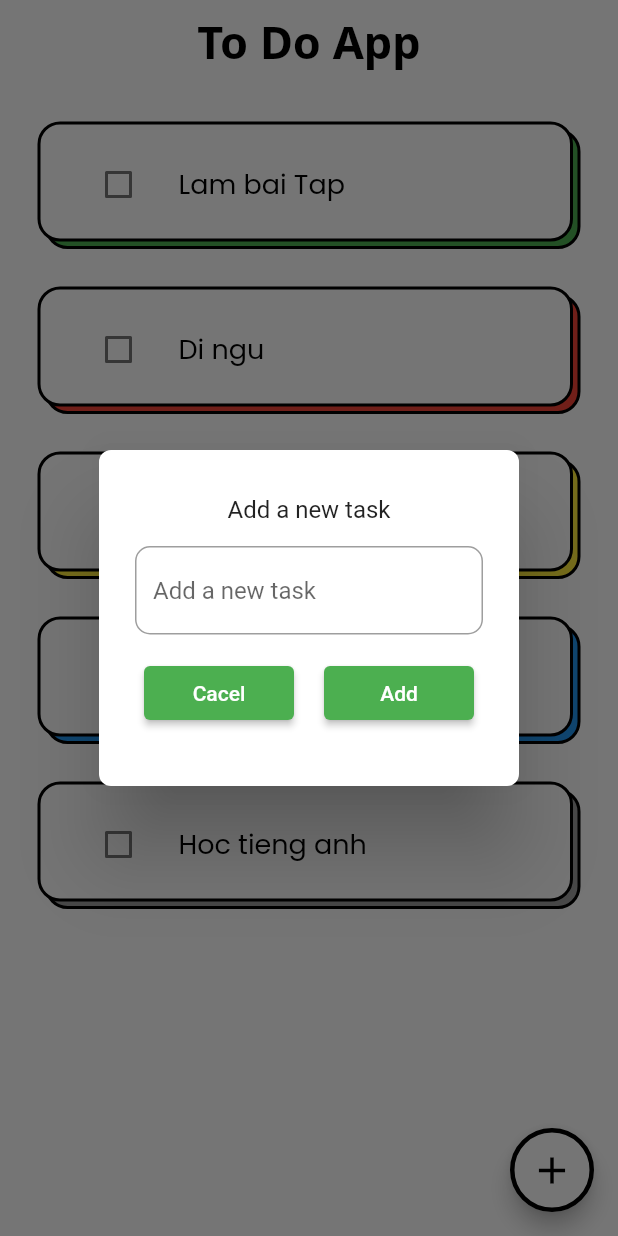
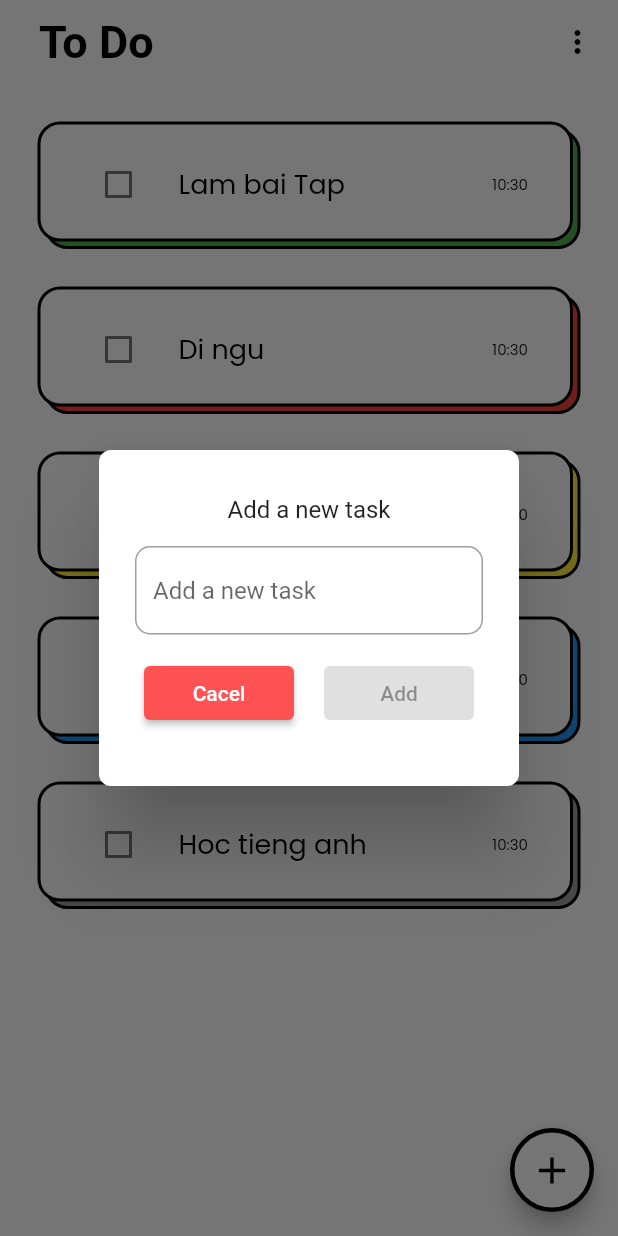
Before and after one commit to minhphan46/flutter_sharing, a Flutter app: the screen it shows after launch, after a tap on the "add" icon, on a phone screen of 412 x 824 dp. Run offline on Flutter 3.47's test engine with Material 2 defaults, Android fonts, the phone set to English and light mode, and no system bars; drawn by our look-alikes of flutter_slidable; our stand-ins replace get, google_fonts.

Commit message:
update task

```diff
--- a/lib/models/task.dart
+++ b/lib/models/task.dart
@@ -2,13 +2,14 @@ import 'package:flutter/material.dart';
 import 'package:get/get.dart';
 
 class Task extends GetxController {
-  final RxString? id;
+  RxString? id = DateTime.now().toString().obs;
   final RxString? title;
   final RxBool done;
   final Rx<Color>? color;
+  Rx<DateTime> date = DateTime.now().obs;
 
   Task({
-    required this.id,
+    this.id,
     required this.title,
     required this.done,
     required this.color,
@@ -17,4 +18,8 @@ class Task extends GetxController {
   void changeDone() {
     done.value = !done.value;
   }
+
+  void updateTitle(String newtitle) {
+    title!.value = newtitle;
+  }
 }
--- a/lib/screens/home_screen.dart
+++ b/lib/screens/home_screen.dart
@@ -6,13 +6,8 @@ import 'package:flutter_sharing/widgets/task_card.dart';
 import 'package:get/get.dart';
 import 'package:google_fonts/google_fonts.dart';
 
-class HomeScreen extends StatefulWidget {
-  @override
-  State<HomeScreen> createState() => _HomeScreenState();
-}
-
-class _HomeScreenState extends State<HomeScreen> {
-  Tasks _myListTasks = new Tasks();
+class HomeScreen extends StatelessWidget {
+  final Tasks _myListTasks = Tasks();
 
   final _controler = TextEditingController();
 
@@ -20,7 +15,10 @@ class _HomeScreenState extends State<HomeScreen> {
     _myListTasks.deleteTask(task);
   }
 
-  void saveTask() {}
+  void saveTask() {
+    _myListTasks.addTask(_controler.text);
+    _controler.clear();
+  }
 
   void createTask(BuildContext ctx) {
     showDialog(
@@ -29,6 +27,7 @@ class _HomeScreenState extends State<HomeScreen> {
       builder: (ctx) => MyDiaLog(
         controler: _controler,
         onSave: saveTask,
+        title: "Add a new task",
       ),
     );
   }
@@ -38,28 +37,33 @@ class _HomeScreenState extends State<HomeScreen> {
     return Scaffold(
       backgroundColor: Colors.white,
       appBar: AppBar(
-        title: Text(
-          "To Do App",
-          style: GoogleFonts.notoSans(
-            color: Colors.black,
-            fontWeight: FontWeight.bold,
-            fontSize: 30,
+        title: Padding(
+          padding: const EdgeInsets.symmetric(horizontal: 10),
+          child: Text(
+            "To Do",
+            style: GoogleFonts.gothicA1(
+              color: Colors.black,
+              fontWeight: FontWeight.bold,
+              fontSize: 30,
+            ),
           ),
         ),
-        centerTitle: true,
+        //centerTitle: true,
+        actions: const [
+          Padding(
+            padding: EdgeInsets.symmetric(horizontal: 15),
+            child: Icon(
+              Icons.more_vert,
+              color: Colors.black,
+            ),
+          )
+        ],
         elevation: 0,
         backgroundColor: Colors.white,
       ),
       floatingActionButton: FloatingActionButton(
         onPressed: () {
-          showDialog(
-            context: context,
-            useRootNavigator: false,
-            builder: (ctx) => MyDiaLog(
-              controler: _controler,
-              onSave: saveTask,
-            ),
-          );
+          createTask(context);
         },
         backgroundColor: Colors.white,
         shape: const StadiumBorder(
--- a/lib/widgets/my_dialog.dart
+++ b/lib/widgets/my_dialog.dart
@@ -1,10 +1,19 @@
 import 'package:flutter/material.dart';
 import 'package:google_fonts/google_fonts.dart';
 
-class MyDiaLog extends StatelessWidget {
+class MyDiaLog extends StatefulWidget {
+  final String title;
   final controler;
   final Function onSave;
-  MyDiaLog({this.controler, required this.onSave});
+  MyDiaLog({this.controler, required this.onSave, required this.title});
+
+  @override
+  State<MyDiaLog> createState() => _MyDiaLogState();
+}
+
+class _MyDiaLogState extends State<MyDiaLog> {
+  bool isNull = true;
+
   @override
   Widget build(BuildContext context) {
     return AlertDialog(
@@ -16,19 +25,27 @@ class MyDiaLog extends StatelessWidget {
         height: 180,
         child: Column(
           children: [
-            const Padding(
-              padding: EdgeInsets.all(10),
-              child: Text("Add a new task"),
+            Padding(
+              padding: const EdgeInsets.all(10),
+              child: Text(widget.title),
             ),
             const SizedBox(height: 5),
             TextField(
-              controller: controler,
+              controller: widget.controler,
               decoration: const InputDecoration(
                 border: OutlineInputBorder(
                   borderRadius: BorderRadius.all(Radius.circular(10)),
                 ),
                 hintText: "Add a new task",
               ),
+              onChanged: (value) {
+                setState(() {
+                  if (value.trim() == "")
+                    isNull = true;
+                  else
+                    isNull = false;
+                });
+              },
             ),
             const SizedBox(height: 15),
             Row(
@@ -42,7 +59,7 @@ class MyDiaLog extends StatelessWidget {
                     },
                     child: Text("Cacel"),
                     style: ElevatedButton.styleFrom(
-                      primary: Colors.green, // mau button
+                      primary: Colors.redAccent, // mau button
                       onPrimary: Colors.white, // mau chu
                     ),
                   ),
@@ -51,10 +68,12 @@ class MyDiaLog extends StatelessWidget {
                 Container(
                   width: 100,
                   child: ElevatedButton(
-                    onPressed: () {
-                      onSave();
-                      Navigator.of(context).pop();
-                    },
+                    onPressed: isNull
+                        ? null
+                        : () {
+                            widget.onSave();
+                            Navigator.of(context).pop();
+                          },
                     child: Text("Add"),
                     style: ElevatedButton.styleFrom(
                       primary: Colors.green, // mau button
--- a/lib/widgets/task_card.dart
+++ b/lib/widgets/task_card.dart
@@ -1,13 +1,47 @@
 import 'package:flutter/material.dart';
+import 'package:flutter_sharing/widgets/my_dialog.dart';
 import 'package:flutter_slidable/flutter_slidable.dart';
 import 'package:get/get.dart';
 import 'package:google_fonts/google_fonts.dart';
+import 'package:intl/intl.dart';
 import '../models/task.dart';
 
 class TaskCard extends StatelessWidget {
   final Task task;
   final Function deleteTask;
   TaskCard(this.task, this.deleteTask);
+
+  String getDate() {
+    final now = DateTime.now();
+    final today = DateTime(now.year, now.month, now.day);
+
+    final dateToCheck = task.date.value;
+    final aDate =
+        DateTime(dateToCheck.year, dateToCheck.month, dateToCheck.day);
+    if (aDate == today) {
+      return DateFormat('kk:mm').format(task.date.value);
+    }
+    return DateFormat('kk:mm - MM/dd').format(task.date.value);
+  }
+
+  final _titleControler = TextEditingController();
+  void updateTitle() {
+    task.updateTitle(_titleControler.text);
+    _titleControler.clear();
+  }
+
+  void createTask(BuildContext ctx) {
+    _titleControler.text = task.title!.value;
+    showDialog(
+      context: ctx,
+      useRootNavigator: false,
+      builder: (ctx) => MyDiaLog(
+        controler: _titleControler,
+        onSave: updateTitle,
+        title: "Update task",
+      ),
+    );
+  }
 
   @override
   Widget build(BuildContext context) {
@@ -86,8 +120,17 @@ class TaskCard extends StatelessWidget {
                     ),
                   ),
                 ),
-                onTap: () {
-                  //  su kien khi ban bam tay vao
+                trailing: Obx(
+                  () => Text(
+                    getDate(),
+                    style: GoogleFonts.poppins(
+                      color: Colors.black,
+                      fontSize: 10,
+                    ),
+                  ),
+                ),
+                onLongPress: () {
+                  createTask(context);
                 },
               ),
             ),
--- a/pubspec.yaml
+++ b/pubspec.yaml
@@ -38,6 +38,7 @@ dependencies:
   google_fonts: ^3.0.1
   get: ^4.6.5
   flutter_slidable: ^2.0.0
+  intl: ^0.18.0
 
 dev_dependencies:
   flutter_test:
```
Also changed, not shown: lib/models/tasks.dart (+12 -2 lines), pubspec.lock.
